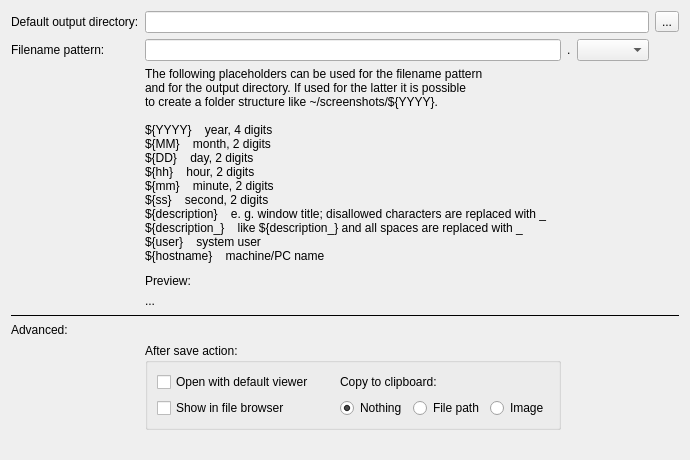
Old version of the form src/lib/kreenshoteditor/ui/settings/pageoutput.ui in the repository KDE/kreenshot-editor.
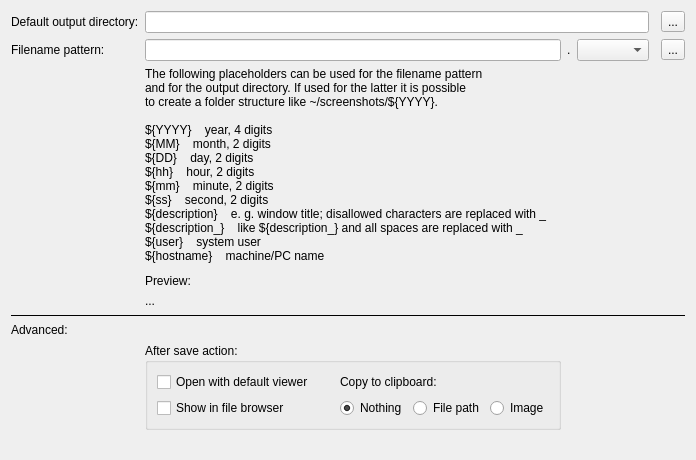
New version of the form.

Commit message: Preferences page output: add restore default filename pattern; misc fixes

```diff
--- a/src/lib/kreenshoteditor/ui/settings/pageoutput.ui
+++ b/src/lib/kreenshoteditor/ui/settings/pageoutput.ui
@@ -6,7 +6,7 @@
    <rect>
     <x>0</x>
     <y>0</y>
-    <width>632</width>
+    <width>693</width>
     <height>460</height>
    </rect>
   </property>
@@ -14,7 +14,7 @@
    <string>Output</string>
   </property>
   <layout class="QGridLayout" name="gridLayout">
-   <item row="7" column="0" colspan="5">
+   <item row="8" column="0" colspan="6">
     <widget class="Line" name="line">
      <property name="frameShadow">
       <enum>QFrame::Plain</enum>
@@ -41,7 +41,7 @@
    <item row="2" column="1">
     <widget class="QLineEdit" name="lineEditFilenamePattern"/>
    </item>
-   <item row="10" column="1">
+   <item row="11" column="1">
     <spacer name="verticalSpacer">
      <property name="orientation">
       <enum>Qt::Vertical</enum>
@@ -54,21 +54,21 @@
      </property>
     </spacer>
    </item>
-   <item row="5" column="1">
+   <item row="6" column="1">
     <widget class="QLabel" name="label_4">
      <property name="text">
       <string>Preview:</string>
      </property>
     </widget>
    </item>
-   <item row="6" column="1">
+   <item row="7" column="1">
     <widget class="QLabel" name="labelPreview">
      <property name="text">
       <string>...</string>
      </property>
     </widget>
    </item>
-   <item row="4" column="1">
+   <item row="5" column="1">
     <spacer name="verticalSpacer_2">
      <property name="orientation">
       <enum>Qt::Vertical</enum>
@@ -84,14 +84,7 @@
      </property>
     </spacer>
    </item>
-   <item row="0" column="4">
-    <widget class="QToolButton" name="toolButtonChooseDirectory">
-     <property name="text">
-      <string>...</string>
-     </property>
-    </widget>
-   </item>
-   <item row="3" column="1" colspan="4">
+   <item row="4" column="1" colspan="5">
     <widget class="QLabel" name="label_3">
      <property name="text">
       <string>The following placeholders can be used for the filename pattern
@@ -111,14 +104,17 @@
      </property>
     </widget>
    </item>
-   <item row="8" column="0">
+   <item row="9" column="0">
     <widget class="QLabel" name="label_5">
      <property name="text">
       <string>Advanced:</string>
      </property>
     </widget>
    </item>
-   <item row="9" column="1">
+   <item row="0" column="1" colspan="3">
+    <widget class="QLineEdit" name="lineEditOutputDirectory"/>
+   </item>
+   <item row="10" column="1">
     <widget class="QGroupBox" name="groupBox">
      <property name="title">
       <string>After save action:</string>
@@ -209,6 +205,9 @@
      <zorder>radioButtonAfterSaveClipboardNothing</zorder>
     </widget>
    </item>
+   <item row="2" column="3">
+    <widget class="QComboBox" name="comboBoxImageFileExt"/>
+   </item>
    <item row="2" column="2">
     <widget class="QLabel" name="label_7">
      <property name="text">
@@ -216,11 +215,19 @@
      </property>
     </widget>
    </item>
-   <item row="0" column="1" colspan="3">
-    <widget class="QLineEdit" name="lineEditOutputDirectory"/>
+   <item row="0" column="5">
+    <widget class="QToolButton" name="toolButtonChooseDirectory">
+     <property name="text">
+      <string>...</string>
+     </property>
+    </widget>
    </item>
-   <item row="2" column="3">
-    <widget class="QComboBox" name="comboBoxImageFileExt"/>
+   <item row="2" column="5">
+    <widget class="QToolButton" name="toolButtonRestoreDefaultPlaceholder">
+     <property name="text">
+      <string>...</string>
+     </property>
+    </widget>
    </item>
   </layout>
  </widget>
```
The commit also changes 5 other files.
